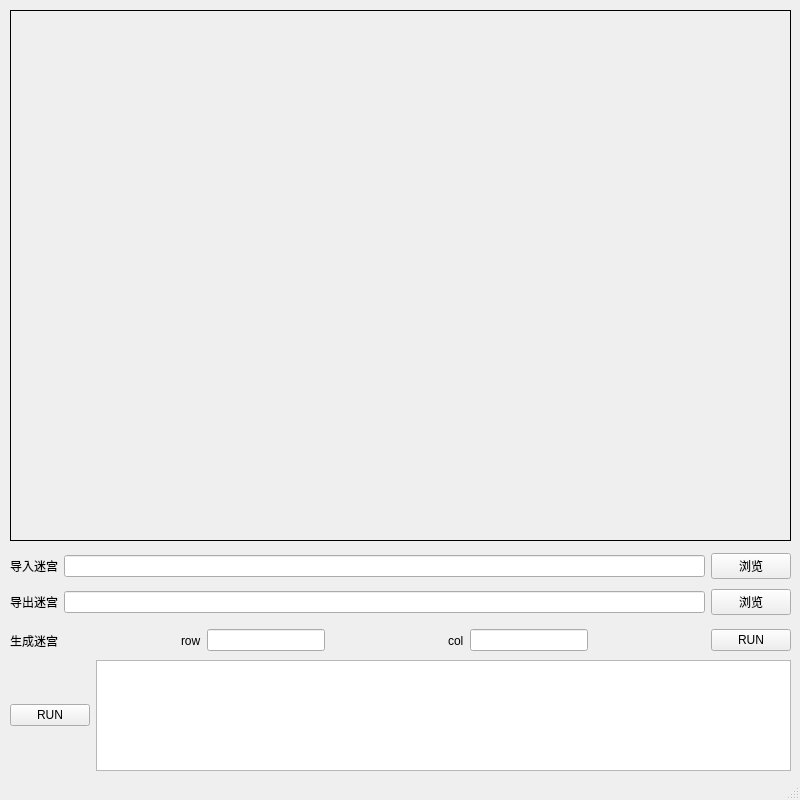
The window that Source/UI/mainwindows.ui (LouSF/DataStrcut_labyrinthos) describes before a commit, drawn with Qt 5.
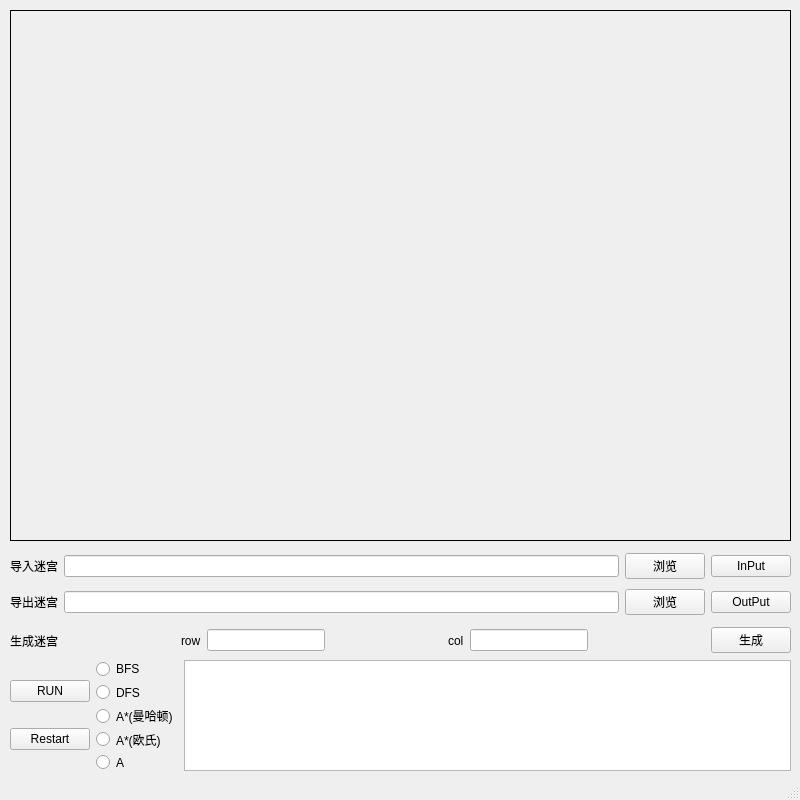
The same window after the commit.

Commit message: prj beta0.2 add in/output

Patch:
```diff
--- a/Source/UI/mainwindows.ui
+++ b/Source/UI/mainwindows.ui
@@ -30,20 +30,6 @@
      </rect>
     </property>
     <layout class="QGridLayout" name="gridLayout">
-     <item row="1" column="2">
-      <widget class="QPushButton" name="pushButton_Output">
-       <property name="text">
-        <string>浏览</string>
-       </property>
-      </widget>
-     </item>
-     <item row="0" column="2">
-      <widget class="QPushButton" name="pushButton_Input">
-       <property name="text">
-        <string>浏览</string>
-       </property>
-      </widget>
-     </item>
      <item row="0" column="0">
       <widget class="QLabel" name="label">
        <property name="text">
@@ -51,10 +37,10 @@
        </property>
       </widget>
      </item>
-     <item row="1" column="0">
-      <widget class="QLabel" name="label_2">
+     <item row="0" column="2">
+      <widget class="QPushButton" name="pushButton_Input">
        <property name="text">
-        <string>导出迷宫</string>
+        <string>浏览</string>
        </property>
       </widget>
      </item>
@@ -64,6 +50,34 @@
      <item row="1" column="1">
       <widget class="QLineEdit" name="lineEdit_filepath_Output"/>
      </item>
+     <item row="1" column="2">
+      <widget class="QPushButton" name="pushButton_Output">
+       <property name="text">
+        <string>浏览</string>
+       </property>
+      </widget>
+     </item>
+     <item row="1" column="0">
+      <widget class="QLabel" name="label_2">
+       <property name="text">
+        <string>导出迷宫</string>
+       </property>
+      </widget>
+     </item>
+     <item row="0" column="3">
+      <widget class="QPushButton" name="pushButton_Input_run">
+       <property name="text">
+        <string>InPut</string>
+       </property>
+      </widget>
+     </item>
+     <item row="1" column="3">
+      <widget class="QPushButton" name="pushButton_Output_run">
+       <property name="text">
+        <string>OutPut</string>
+       </property>
+      </widget>
+     </item>
     </layout>
    </widget>
    <widget class="QWidget" name="horizontalLayoutWidget">
@@ -145,7 +159,7 @@
      <item>
       <widget class="QPushButton" name="pushButton_creator">
        <property name="text">
-        <string>RUN</string>
+        <string>生成</string>
        </property>
       </widget>
      </item>
@@ -162,11 +176,61 @@
     </property>
     <layout class="QHBoxLayout" name="horizontalLayout_2">
      <item>
-      <widget class="QPushButton" name="pushButton_RUN">
-       <property name="text">
-        <string>RUN</string>
-       </property>
-      </widget>
+      <layout class="QVBoxLayout" name="verticalLayout_2">
+       <item>
+        <widget class="QPushButton" name="pushButton_RUN">
+         <property name="text">
+          <string>RUN</string>
+         </property>
+        </widget>
+       </item>
+       <item>
+        <widget class="QPushButton" name="pushButton_Restart">
+         <property name="text">
+          <string>Restart</string>
+         </property>
+        </widget>
+       </item>
+      </layout>
+     </item>
+     <item>
+      <layout class="QVBoxLayout" name="verticalLayout_3">
+       <item>
+        <widget class="QRadioButton" name="radioButton_BFS">
+         <property name="text">
+          <string>BFS</string>
+         </property>
+        </widget>
+       </item>
+       <item>
+        <widget class="QRadioButton" name="radioButton_DFS">
+         <property name="text">
+          <string>DFS</string>
+         </property>
+        </widget>
+       </item>
+       <item>
+        <widget class="QRadioButton" name="radioButton_AstarM">
+         <property name="text">
+          <string>A*(曼哈顿)</string>
+         </property>
+        </widget>
+       </item>
+       <item>
+        <widget class="QRadioButton" name="radioButton_AstarO">
+         <property name="text">
+          <string>A*(欧氏)</string>
+         </property>
+        </widget>
+       </item>
+       <item>
+        <widget class="QRadioButton" name="radioButton_A">
+         <property name="text">
+          <string>A</string>
+         </property>
+        </widget>
+       </item>
+      </layout>
      </item>
      <item>
       <widget class="QTextBrowser" name="terminal_message_output"/>
```
The commit also changes 15 other files.
